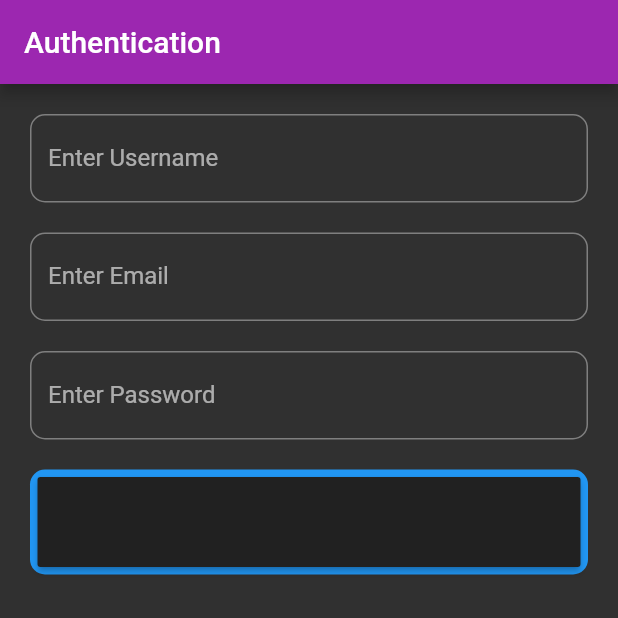
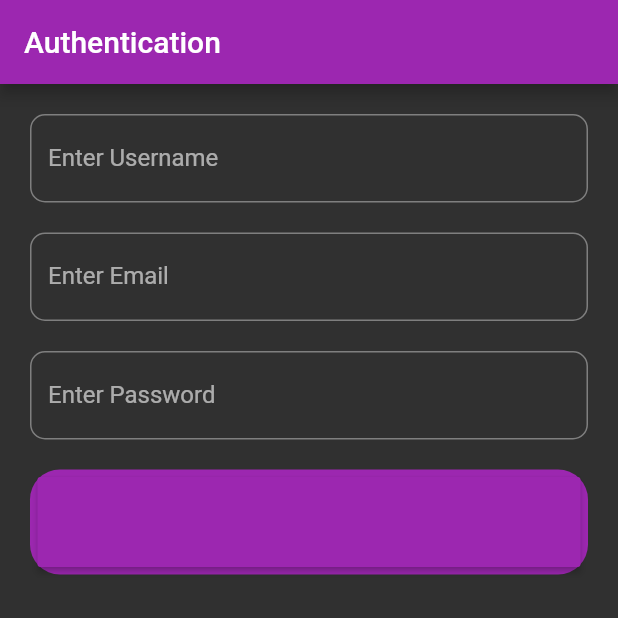
Before and after one commit to Haroon-Zafar/toDoApp, a Flutter app: the screen it shows after launch, on a phone screen of 412 x 824 dp, the top half of it. Run offline on Flutter 3.47's test engine with Material 2 defaults, Android fonts, the phone set to English and light mode, and no system bars.

Commit message:
Update authform.dart

```diff
--- a/to_do_app/lib/auth/authform.dart
+++ b/to_do_app/lib/auth/authform.dart
@@ -155,13 +155,11 @@ class _AuthFormState extends State<AuthForm> {
                     height: 70,
                     width: double.infinity,
                     decoration: BoxDecoration(
-                      borderRadius: BorderRadius.circular(10),
-                      color: Colors.blue,
+                      borderRadius: BorderRadius.circular(20),
+                      color: Colors.purple,
                     ),
                     // ignore: deprecated_member_use
-                    child: RaisedButton(
-                        color: Theme.of(context).primaryColor,
-                        onPressed: () {}),
+                    child: RaisedButton(color: Colors.purple, onPressed: () {}),
                   )
                 ],
               ),
```
